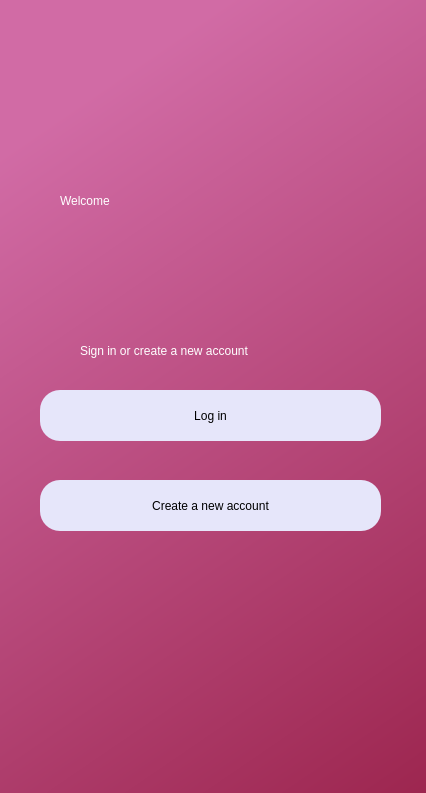
This is welcomescreen.ui in AnshulS853/Coursework-Improved as Qt 5 draws it before an edit. The edited form follows.
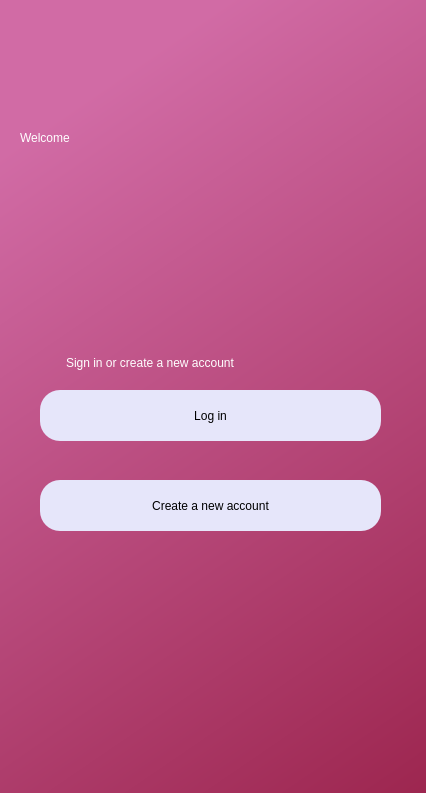
This is the edited form.

Diff of the .ui file:
```diff
--- a/welcomescreen.ui
+++ b/welcomescreen.ui
@@ -53,10 +53,10 @@
    <widget class="QLabel" name="label">
     <property name="geometry">
      <rect>
-      <x>60</x>
-      <y>170</y>
-      <width>321</width>
-      <height>61</height>
+      <x>20</x>
+      <y>80</y>
+      <width>388</width>
+      <height>116</height>
      </rect>
     </property>
     <property name="styleSheet">
@@ -69,10 +69,10 @@
    <widget class="QLabel" name="label_2">
     <property name="geometry">
      <rect>
-      <x>80</x>
-      <y>330</y>
-      <width>251</width>
-      <height>41</height>
+      <x>66</x>
+      <y>350</y>
+      <width>300</width>
+      <height>25</height>
      </rect>
     </property>
     <property name="styleSheet">
```
